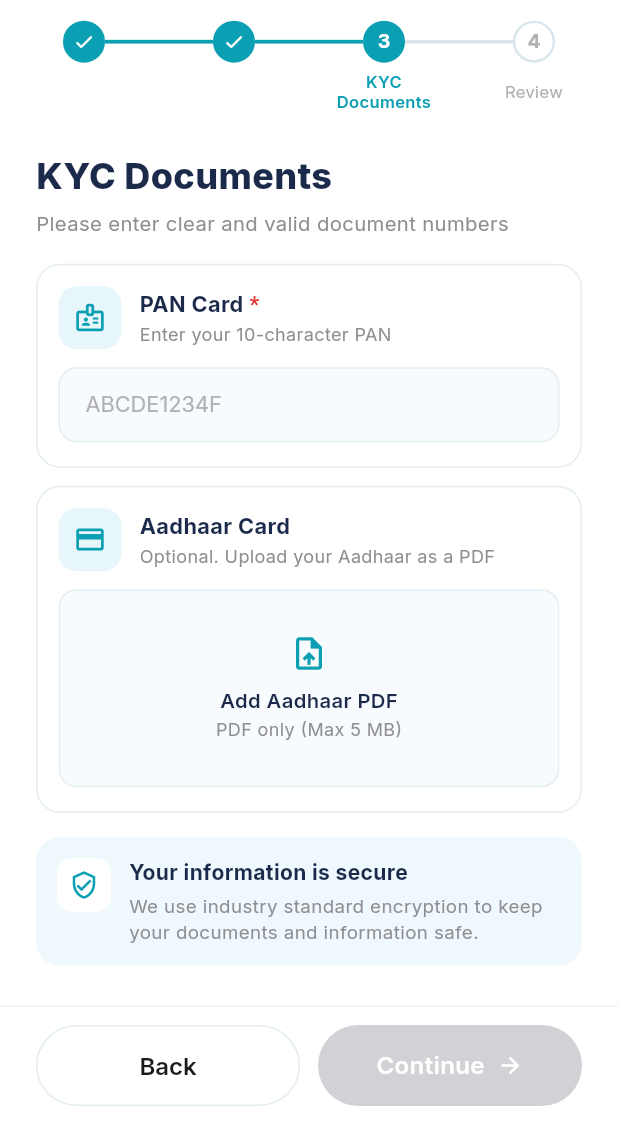
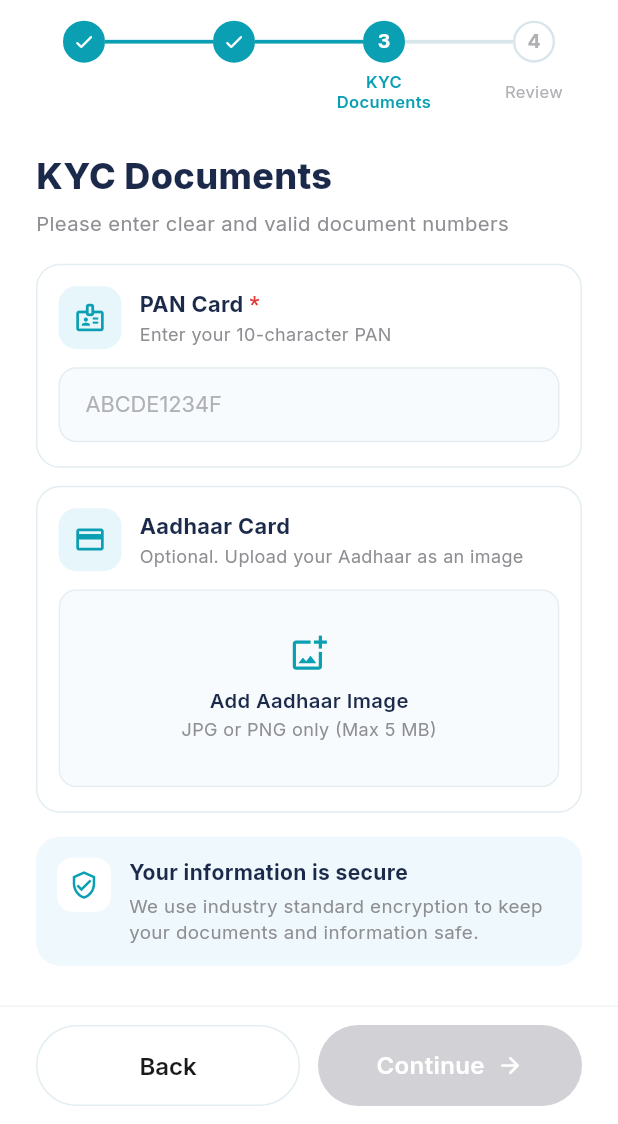
Before and after one commit to 5z97c45jbd-rgb/W2T-UI, a Flutter app: the KycDocumentsScreen screen opened by its route, on a phone screen of 412 x 824 dp, the part 112-1236 px from its top. Run offline on Flutter 3.47's test engine with Material 3 defaults, Android fonts, the phone set to English and light mode, and no system bars; our stand-ins replace cross_file, dio, equatable, file_picker, firebase_core, firebase_messaging and 10 more; accounts and stored records are empty.

Commit message:
Refactor KYC document upload process to support image files instead of PDFs. Update KycValidators to include image path validation and modify KycDocumentsScreen to reflect changes in UI and functionality. Adjust tests to ensure proper handling of image uploads and validation logic.

```diff
--- a/lib/features/home/widgets/home_header.dart
+++ b/lib/features/home/widgets/home_header.dart
@@ -99,11 +99,6 @@ class _HeaderActions extends StatelessWidget {
     return Row(
       mainAxisSize: MainAxisSize.min,
       children: [
-        _HeaderIconButton(
-          icon: Icons.favorite_border_rounded,
-          onPressed: () {},
-        ),
-        const SizedBox(width: 6),
         Stack(
           clipBehavior: Clip.none,
           children: [
--- a/lib/features/kyc/bloc/kyc_registration/kyc_registration_cubit.dart
+++ b/lib/features/kyc/bloc/kyc_registration/kyc_registration_cubit.dart
@@ -155,7 +155,7 @@ class KycRegistrationCubit extends Cubit<KycRegistrationState> {
         caseId: kycCase.id,
         businessName: state.businessName.trim(),
         documentMap: _documentMap,
-        filePath: KycValidators.isPdfPath(state.aadhaarImagePath)
+        filePath: KycValidators.isImagePath(state.aadhaarImagePath)
             ? state.aadhaarImagePath
             : null,
       );
--- a/lib/features/kyc/ui/kyc_documents_screen.dart
+++ b/lib/features/kyc/ui/kyc_documents_screen.dart
@@ -3,22 +3,22 @@ import 'package:flutter/services.dart';
 import 'package:flutter_bloc/flutter_bloc.dart';
 import 'package:go_router/go_router.dart';
 import 'package:google_fonts/google_fonts.dart';
+import 'package:image_picker/image_picker.dart';
 import 'package:w2t_mobile/core/constants/app_colors.dart';
 import 'package:w2t_mobile/core/ui/app_snack_bar.dart';
-import 'package:w2t_mobile/core/network/upload_file.dart';
 import 'package:w2t_mobile/core/router/app_router.dart';
+import 'package:w2t_mobile/core/ui/picked_image.dart';
 import 'package:w2t_mobile/features/kyc/bloc/kyc_registration/kyc_registration_cubit.dart';
 import 'package:w2t_mobile/features/kyc/bloc/kyc_registration/kyc_registration_state.dart';
 import 'package:w2t_mobile/features/kyc/data/kyc_validators.dart';
 import 'package:w2t_mobile/features/kyc/widgets/kyc_image_picker.dart';
 import 'package:w2t_mobile/features/kyc/widgets/kyc_page_scaffold.dart';
-import 'package:w2t_mobile/features/kyc/widgets/kyc_pdf_picker.dart';
 
-/// KYC step 3: document numbers plus optional Aadhaar PDF upload.
+/// KYC step 3: document numbers plus optional Aadhaar image upload.
 class KycDocumentsScreen extends StatefulWidget {
-  const KycDocumentsScreen({super.key, this.pdfPicker});
+  const KycDocumentsScreen({super.key, this.picker});
 
-  final Future<String?> Function()? pdfPicker;
+  final ImagePicker? picker;
 
   @override
   State<KycDocumentsScreen> createState() => _KycDocumentsScreenState();
@@ -178,12 +178,10 @@ class _KycDocumentsScreenState extends State<KycDocumentsScreen> {
   }
 
   Future<void> _pickAadhaar(BuildContext context) async {
-    final path = widget.pdfPicker != null
-        ? await widget.pdfPicker!()
-        : await pickKycPdf(context);
+    final path = await pickKycImage(context, picker: widget.picker);
     if (path == null || !context.mounted) return;
-    if (!KycValidators.isPdfPath(path)) {
-      AppSnackBar.show(context, 'Aadhaar must be a PDF file');
+    if (!KycValidators.isImagePath(path) || KycValidators.isPdfPath(path)) {
+      AppSnackBar.show(context, 'Aadhaar must be an image file');
       return;
     }
     context.read<KycRegistrationCubit>().updateAadhaarImagePath(path);
@@ -204,7 +202,7 @@ class _AadhaarUploadCard extends StatelessWidget {
   @override
   Widget build(BuildContext context) {
     final hasFile = path != null && path!.trim().isNotEmpty;
-    final fileName = hasFile ? fileNameOf(path!) : '';
+    final image = pickedImageProvider(path);
 
     return Container(
       padding: const EdgeInsets.fromLTRB(14, 14, 14, 16),
@@ -246,7 +244,7 @@ class _AadhaarUploadCard extends StatelessWidget {
                     ),
                     const SizedBox(height: 2),
                     Text(
-                      'Optional. Upload your Aadhaar as a PDF',
+                      'Optional. Upload your Aadhaar as an image',
                       style: GoogleFonts.inter(
                         fontSize: 12,
                         color: AppColors.textSecondary,
@@ -277,28 +275,24 @@ class _AadhaarUploadCard extends StatelessWidget {
                   child: Stack(
                     fit: StackFit.expand,
                     children: [
-                      if (hasFile)
+                      if (hasFile && image != null)
+                        Image(image: image, fit: BoxFit.cover)
+                      else if (hasFile)
                         Column(
                           mainAxisAlignment: MainAxisAlignment.center,
                           children: [
                             const Icon(
-                              Icons.picture_as_pdf_outlined,
+                              Icons.image_outlined,
                               color: AppColors.primary,
                               size: 32,
                             ),
                             const SizedBox(height: 8),
-                            Padding(
-                              padding: const EdgeInsets.symmetric(horizontal: 16),
-                              child: Text(
-                                fileName,
-                                maxLines: 2,
-                                overflow: TextOverflow.ellipsis,
-                                textAlign: TextAlign.center,
-                                style: GoogleFonts.inter(
-                                  fontSize: 13.5,
-                                  fontWeight: FontWeight.w600,
-                                  color: AppColors.titleNavy,
-                                ),
+                            Text(
+                              'Aadhaar image added',
+                              style: GoogleFonts.inter(
+                                fontSize: 13.5,
+                                fontWeight: FontWeight.w600,
+                                color: AppColors.titleNavy,
                               ),
                             ),
                           ],
@@ -308,13 +302,13 @@ class _AadhaarUploadCard extends StatelessWidget {
                           mainAxisAlignment: MainAxisAlignment.center,
                           children: [
                             const Icon(
-                              Icons.upload_file_outlined,
+                              Icons.add_photo_alternate_outlined,
                               color: AppColors.primary,
                               size: 26,
                             ),
                             const SizedBox(height: 8),
                             Text(
-                              'Add Aadhaar PDF',
+                              'Add Aadhaar Image',
                               style: GoogleFonts.inter(
                                 fontSize: 13.5,
                                 fontWeight: FontWeight.w600,
@@ -323,7 +317,7 @@ class _AadhaarUploadCard extends StatelessWidget {
                             ),
                             const SizedBox(height: 2),
                             Text(
-                              'PDF only (Max 5 MB)',
+                              'JPG or PNG only (Max 5 MB)',
                               style: GoogleFonts.inter(
                                 fontSize: 12,
                                 color: AppColors.textSecondary,
```
Also changed, not shown: lib/features/kyc/data/kyc_validators.dart (+12 -0 lines), 3 other files.
